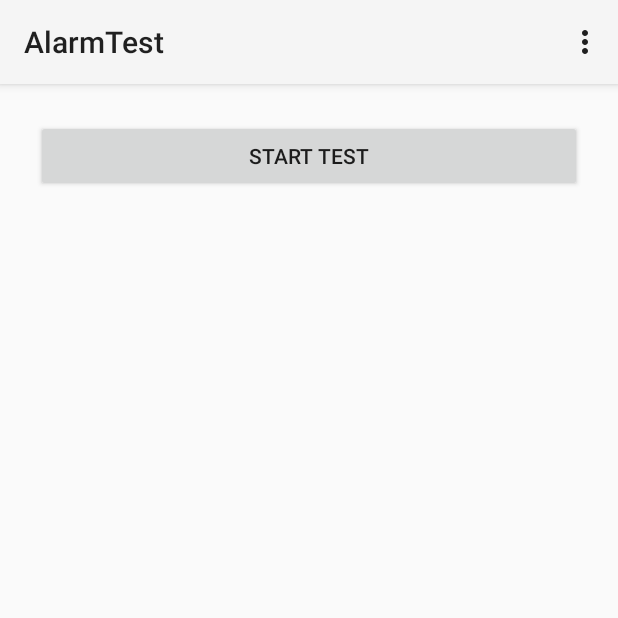
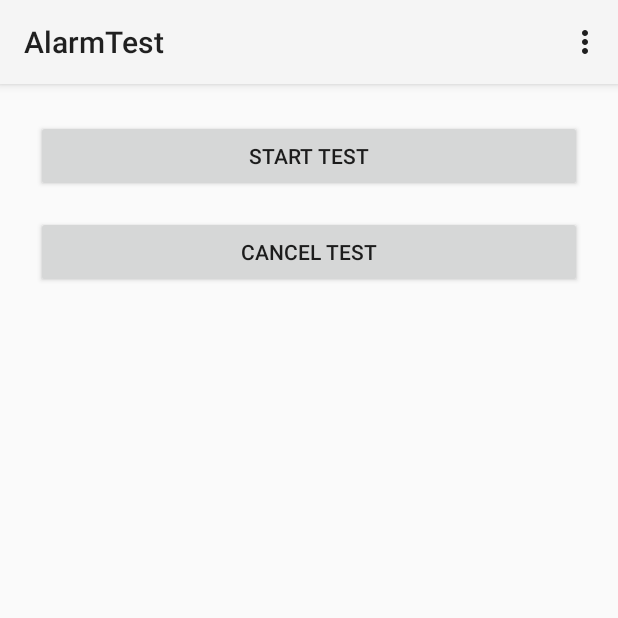
Before and after one commit to croccy21/Weather-Aware-Android, an Android app: the screen it shows after launch (MainActivity), on a phone screen of 412 x 824 dp, the top half of it. Run offline under Robolectric (Android 15) with nearby library versions, the phone set to English and light mode, and no system bars.

Commit message:
Can now cancel alarm

```diff
--- a/Android/AlarmTest/app/src/main/java/com/example/joelgoddard/alarmtest/MainActivity.java
+++ b/Android/AlarmTest/app/src/main/java/com/example/joelgoddard/alarmtest/MainActivity.java
@@ -10,21 +10,19 @@ import android.os.Bundle;
 import android.util.Log;
 import android.view.Menu;
 import android.view.MenuItem;
+import android.view.View;
 
 
 public class MainActivity extends Activity {
+
+
+    AlarmManager alarmManager;
 
     @Override
     protected void onCreate(Bundle savedInstanceState) {
         super.onCreate(savedInstanceState);
         setContentView(R.layout.activity_main);
-        AlarmManager alarmManager = (AlarmManager) getSystemService(Context.ALARM_SERVICE);
 
-        Intent intent = new Intent(getApplicationContext(), AlarmActivity.class);
-        PendingIntent pi = PendingIntent.getActivity(getApplicationContext(), 1, intent, PendingIntent.FLAG_UPDATE_CURRENT);
-        Long time = System.currentTimeMillis()+30000;
-        alarmManager.setAlarmClock(new AlarmManager.AlarmClockInfo(time, pi), pi);
-        Log.d("Test", "Set Alarm for "+ String.valueOf(time));
     }
 
     @Override
@@ -48,4 +46,21 @@ public class MainActivity extends Activity {
 
         return super.onOptionsItemSelected(item);
     }
+
+    public void soundTheAlarm(View view) {
+        alarmManager = (AlarmManager) getSystemService(Context.ALARM_SERVICE);
+
+        Intent intent = new Intent(getApplicationContext(), AlarmActivity.class);
+        PendingIntent pi = PendingIntent.getActivity(getApplicationContext(), 1, intent, PendingIntent.FLAG_UPDATE_CURRENT);
+        Long time = System.currentTimeMillis()+30000;
+        alarmManager.setAlarmClock(new AlarmManager.AlarmClockInfo(time, pi), pi);
+        Log.d("Test", "Set Alarm for "+ String.valueOf(time));
+    }
+
+    public void stopTheAlarm(View view) {
+        Intent intent = new Intent(getApplicationContext(), AlarmActivity.class);
+        PendingIntent pi = PendingIntent.getActivity(getApplicationContext(), 1, intent, PendingIntent.FLAG_UPDATE_CURRENT);
+        alarmManager.cancel(pi);
+        Log.d("Test", "Alarm Canceled");
+    }
 }
--- a/Android/AlarmTest/app/src/main/res/layout/activity_main.xml
+++ b/Android/AlarmTest/app/src/main/res/layout/activity_main.xml
@@ -11,7 +11,17 @@
         android:layout_width="match_parent"
         android:layout_margin="8dp"
         android:text="start test"
+        android:onClick="soundTheAlarm"
         />
+
+    <Button
+        android:layout_height="wrap_content"
+        android:layout_width="match_parent"
+        android:layout_margin="8dp"
+        android:text="cancel test"
+        android:onClick="stopTheAlarm"
+        />
+
 
     <TextView
         android:id="@+id/alarmview"
```
